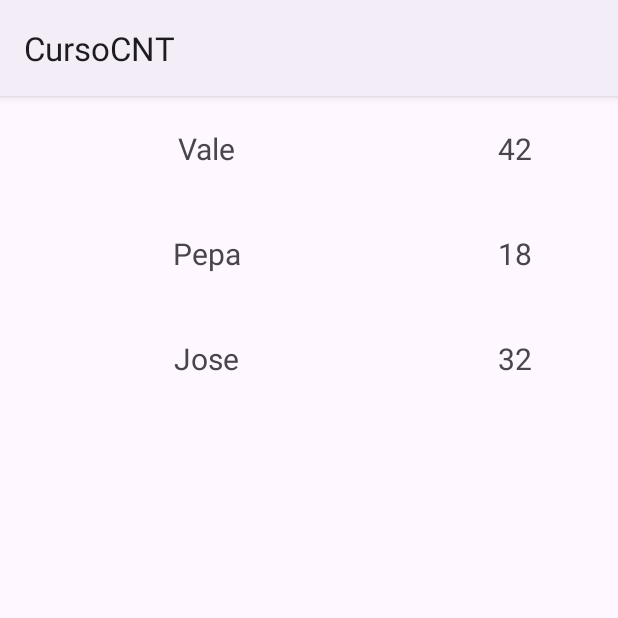
After one commit to sergey-sher/CursoCNTProfe, an Android app: the UsersListActivity screen opened directly, with no data from a screen before it, on a phone screen of 412 x 824 dp, the top half of it. The commit adds this screen. Run offline under Robolectric (Android 15) with nearby library versions, the phone set to English and light mode, and no system bars.

Commit message:
Day 7: Users' list with adapter

```diff
--- a/app/src/main/java/edu/cnt/developer/profe/ANActivity.kt
+++ b/app/src/main/java/edu/cnt/developer/profe/ANActivity.kt
@@ -25,7 +25,7 @@ class ANActivity : AppCompatActivity() {
         super.onCreate(savedInstanceState)
         Log.d("MYAPP", "onCreate")
         enableEdgeToEdge()
-        setContentView(R.layout.activity_anactivity)
+        setContentView(R.layout.activity_an_activity)
         ViewCompat.setOnApplyWindowInsetsListener(findViewById(R.id.main)) { v, insets ->
             val systemBars = insets.getInsets(WindowInsetsCompat.Type.systemBars())
             v.setPadding(systemBars.left, systemBars.top, systemBars.right, systemBars.bottom)
--- a/app/src/main/java/edu/cnt/developer/profe/IMCActivity.kt
+++ b/app/src/main/java/edu/cnt/developer/profe/IMCActivity.kt
@@ -21,7 +21,7 @@ class IMCActivity : AppCompatActivity() {
     override fun onCreate(savedInstanceState: Bundle?) {
         super.onCreate(savedInstanceState)
         enableEdgeToEdge()
-        setContentView(R.layout.activity_imcactivity)
+        setContentView(R.layout.activity_imc_activity)
         ViewCompat.setOnApplyWindowInsetsListener(findViewById(R.id.main)) { v, insets ->
             val systemBars = insets.getInsets(WindowInsetsCompat.Type.systemBars())
             v.setPadding(systemBars.left, systemBars.top, systemBars.right, systemBars.bottom)
@@ -81,7 +81,7 @@ class IMCActivity : AppCompatActivity() {
             val notiToast: Toast = Toast.makeText(this, userMessage, Toast.LENGTH_LONG)
             notiToast.show()
 
-            val intentResult: Intent = Intent(this, ResultadoIMCActivity::class.java)
+            val intentResult: Intent = Intent(this, IMCResultActivity::class.java)
             intentResult.putExtra("IMC_RESULT", indexIMC)
             Log.d("MYAPP", "CalcularIMC: Putting ${indexIMC} to IMC_RESULT")
             startActivity(intentResult)
--- /dev/null
+++ b/app/src/main/java/edu/cnt/developer/profe/User.kt
@@ -0,0 +1,5 @@
+package edu.cnt.developer.profe
+
+data class User(val name: String, val age: Int) {
+
+}
--- /dev/null
+++ b/app/src/main/java/edu/cnt/developer/profe/UsersAdapter.kt
@@ -0,0 +1,26 @@
+package edu.cnt.developer.profe
+
+import android.view.LayoutInflater
+import android.view.ViewGroup
+import androidx.recyclerview.widget.RecyclerView
+
+class UsersAdapter(var usersList: List<User>): RecyclerView.Adapter<UsersViewHolder>() {
+    override fun onCreateViewHolder(parent: ViewGroup, viewType: Int): UsersViewHolder {
+        var userViewHolder: UsersViewHolder
+        var layoutInflater = LayoutInflater.from(parent.context)
+        var filaUsuario = layoutInflater.inflate(R.layout.fila_usuario, parent, false) // attachToRoot - false !!!
+        userViewHolder = UsersViewHolder(filaUsuario)
+
+        return userViewHolder
+    }
+
+    override fun onBindViewHolder(holder: UsersViewHolder, position: Int) {
+        var user = usersList.get(position)
+        holder.fillUserViewHolder(user)
+    }
+
+    override fun getItemCount(): Int {
+        return this.usersList.size
+    }
+
+}
--- /dev/null
+++ b/app/src/main/java/edu/cnt/developer/profe/UsersListActivity.kt
@@ -0,0 +1,54 @@
+package edu.cnt.developer.profe
+
+import android.os.Bundle
+import android.util.Log
+import androidx.activity.enableEdgeToEdge
+import androidx.appcompat.app.AppCompatActivity
+import androidx.core.view.ViewCompat
+import androidx.core.view.WindowInsetsCompat
+import androidx.recyclerview.widget.GridLayoutManager
+import androidx.recyclerview.widget.LinearLayoutManager
+import androidx.recyclerview.widget.RecyclerView
+
+class UsersListActivity : AppCompatActivity() {
+    override fun onCreate(savedInstanceState: Bundle?) {
+        super.onCreate(savedInstanceState)
+        enableEdgeToEdge()
+        setContentView(R.layout.activity_users_list)
+        ViewCompat.setOnApplyWindowInsetsListener(findViewById(R.id.main)) { v, insets ->
+            val systemBars = insets.getInsets(WindowInsetsCompat.Type.systemBars())
+            v.setPadding(systemBars.left, systemBars.top, systemBars.right, systemBars.bottom)
+            insets
+        }
+
+        Log.d("MYAPP", "UsersListActivity: onCreate: start")
+
+        var user1: User = User("Vale", 42)
+        var user2: User = User("Pepa", 18)
+        var user3: User = User("Jose", 32)
+        var user4: User = User("Juani", 15)
+        var user5: User = User("Manolo", 75)
+
+        var listUsers = listOf(user1, user2, user3, user4, user5)
+
+        Log.d("MYAPP", "UsersListActivity: onCreate: List of users = ${listUsers}")
+
+        var recView = findViewById<RecyclerView>(R.id.usersListRecView)
+
+        //adapter
+        Log.d("MYAPP", "UsersListActivity: onCreate: Attaching the adapter")
+        var adapterUsers = UsersAdapter(listUsers)
+        recView.adapter = adapterUsers
+
+        Log.d("MYAPP", "UsersListActivity: onCreate: Using the adapter")
+        var layoutRecycler: RecyclerView.LayoutManager = LinearLayoutManager(this, RecyclerView.VERTICAL, false )
+        //var layoutRecycler : RecyclerView.LayoutManager = LinearLayoutManager(this, RecyclerView.HORIZONTAL, false )
+        //var layoutRecycler : RecyclerView.LayoutManager = GridLayoutManager(this, 2)
+        Log.d("MYAPP", "UsersListActivity: onCreate: Using the adapter 2")
+        recView.layoutManager = layoutRecycler
+
+        Log.d("MYAPP", "UsersListActivity: onCreate: finish")
+
+    }
+
+}
--- /dev/null
+++ b/app/src/main/java/edu/cnt/developer/profe/UsersViewHolder.kt
@@ -0,0 +1,15 @@
+package edu.cnt.developer.profe
+
+import android.view.View
+import android.widget.TextView
+import androidx.recyclerview.widget.RecyclerView
+
+class UsersViewHolder(itemView:View): RecyclerView.ViewHolder(itemView) {
+    val userName: TextView = itemView.findViewById(R.id.userName)
+    val userAge: TextView = itemView.findViewById(R.id.userAge)
+    fun fillUserViewHolder(user: User) {
+        this.userName.text = user.name
+        this.userAge.text = user.age.toString()
+    }
+
+}
--- a/app/src/main/res/layout/activity_resultado_imcactivity.xml
+++ b/app/src/main/res/layout/activity_imc_resultado_activity.xml
@@ -5,7 +5,7 @@
     android:id="@+id/main"
     android:layout_width="match_parent"
     android:layout_height="match_parent"
-    tools:context=".ResultadoIMCActivity">
+    tools:context=".IMCResultActivity">
 
     <ImageView
         android:id="@+id/imageIMC"
--- /dev/null
+++ b/app/src/main/res/layout/activity_users_list.xml
@@ -0,0 +1,17 @@
+<?xml version="1.0" encoding="utf-8"?>
+<androidx.constraintlayout.widget.ConstraintLayout xmlns:android="http://schemas.android.com/apk/res/android"
+    xmlns:app="http://schemas.android.com/apk/res-auto"
+    xmlns:tools="http://schemas.android.com/tools"
+    android:id="@+id/main"
+    android:layout_width="match_parent"
+    android:layout_height="match_parent"
+    tools:context=".UsersListActivity">
+
+    <androidx.recyclerview.widget.RecyclerView
+        android:id="@+id/usersListRecView"
+        android:layout_width="match_parent"
+        android:layout_height="200dp"
+        app:layout_constraintEnd_toEndOf="parent"
+        app:layout_constraintStart_toStartOf="parent"
+        app:layout_constraintTop_toTopOf="parent" />
+</androidx.constraintlayout.widget.ConstraintLayout>
--- /dev/null
+++ b/app/src/main/res/layout/fila_usuario.xml
@@ -0,0 +1,27 @@
+<?xml version="1.0" encoding="utf-8"?>
+<LinearLayout xmlns:android="http://schemas.android.com/apk/res/android"
+    android:orientation="horizontal"
+    android:layout_width="match_parent"
+    android:layout_height="70dp" >
+
+    <TextView
+        android:id="@+id/userName"
+        android:layout_weight="2"
+        android:layout_width="0px"
+        android:layout_height="match_parent"
+        android:text="NAME"
+        android:textSize="20sp"
+        android:gravity="center" >
+    </TextView>
+
+    <TextView
+        android:id="@+id/userAge"
+        android:layout_weight="1"
+        android:layout_width="0px"
+        android:layout_height="match_parent"
+        android:text="AGE"
+        android:textSize="20sp"
+        android:gravity="center" >
+    </TextView>
+
+</LinearLayout>
--- a/app/src/main/res/values/strings.xml
+++ b/app/src/main/res/values/strings.xml
@@ -1,5 +1,5 @@
 <resources>
-    <string name="app_name" translatable="false">CursoCNTProfe</string>
+    <string name="app_name" translatable="false">CursoCNT</string>
     <string name="imc_hint_weight">Intro peso (kg)</string>
     <string name="imc_hint_height">Intro altura (m)</string>
     <string name="imc_result_message">Su IMC es %1f</string>
--- /dev/null
+++ b/mykotlin/src/main/java/edu/cnt/mykotlin/User_.kt
@@ -0,0 +1,5 @@
+package edu.cnt.mykotlin
+
+data class User_(val name: String, val age: Int) {
+
+}
```
Also changed, not shown: app/src/main/AndroidManifest.xml (+28 -21 lines), app/src/main/java/edu/cnt/developer/profe/IMCResultActivity.kt (renamed from app/src/main/java/edu/cnt/developer/profe/ResultadoIMCActivity.kt, +2 -5 lines), app/src/main/java/edu/cnt/developer/profe/PrincipalActivity.kt (+5 -5 lines), mykotlin/src/main/java/edu/cnt/mykotlin/MainKotlin.kt (+21 -0 lines), app/src/main/res/layout/activity_an_activity.xml (renamed from app/src/main/res/layout/activity_anactivity.xml), app/src/main/res/layout/activity_imc_activity.xml (renamed from app/src/main/res/layout/activity_imcactivity.xml), 3 other files.
